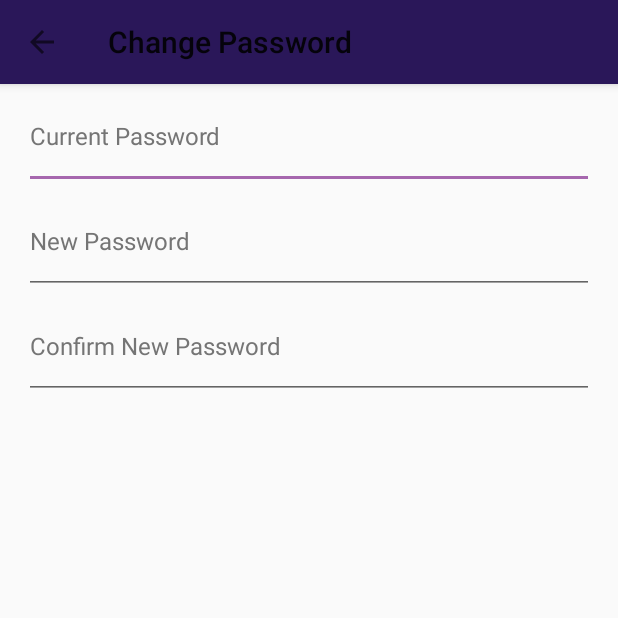
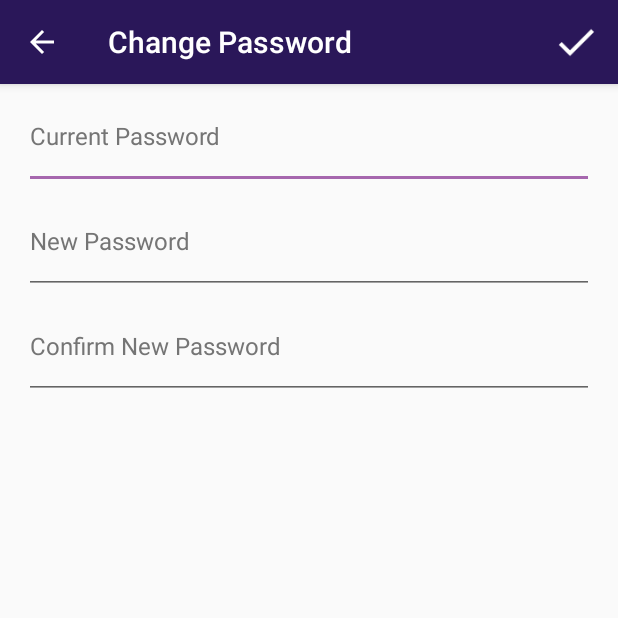
Before and after one commit to abedafnan/StarterApp, an Android app: the ChangePasswordActivity screen opened directly, with no data from a screen before it, on a phone screen of 412 x 824 dp, the top half of it. Run offline under Robolectric (Android 15) with nearby library versions, the light colour scheme and no system bars.

Commit message:
Edits to the toolbar of the change password activity

```diff
--- a/app/src/main/java/com/example/android/firstapplication/RegisterActivity.java
+++ b/app/src/main/java/com/example/android/firstapplication/RegisterActivity.java
@@ -23,7 +23,7 @@ public class RegisterActivity extends AppCompatActivity {
                     registerCompletion();
                 else
                     Toast.makeText(RegisterActivity.this,
-                            "Passwords don't match", Toast.LENGTH_LONG).show();
+                            "Passwords don't match!", Toast.LENGTH_LONG).show();
             }
         });
     }
--- a/app/src/main/res/layout/activity_change_password.xml
+++ b/app/src/main/res/layout/activity_change_password.xml
@@ -12,7 +12,8 @@
         android:layout_width="match_parent"
         android:layout_height="?attr/actionBarSize"
         android:background="@color/colorPrimary"
-        android:elevation="4dp" />
+        android:elevation="4dp"
+        app:theme="@style/ThemeOverlay.AppCompat.Dark.ActionBar"/>
 
     <LinearLayout
         android:layout_width="match_parent"
@@ -28,7 +29,8 @@
             android:layout_width="match_parent"
             android:hint="@string/prompt_current_pass"
             android:textColorHint="#757575"
-            android:textColor="#000"/>
+            android:textColor="#000"
+            android:inputType="textPassword"/>
 
         <EditText
             android:id="@+id/new_pass_field"
@@ -36,7 +38,8 @@
             android:layout_width="match_parent"
             android:hint="@string/prompt_new_pass"
             android:textColorHint="#757575"
-            android:textColor="#000"/>
+            android:textColor="#000"
+            android:inputType="textPassword"/>
 
         <EditText
             android:id="@+id/confirm_pass_field"
@@ -44,7 +47,8 @@
             android:layout_width="match_parent"
             android:hint="@string/confirm_new_pass"
             android:textColorHint="#757575"
-            android:textColor="#000"/>
+            android:textColor="#000"
+            android:inputType="textPassword"/>
 
     </LinearLayout>
 
--- /dev/null
+++ b/app/src/main/res/menu/menu_main.xml
@@ -0,0 +1,13 @@
+<?xml version="1.0" encoding="utf-8"?>
+<menu xmlns:android="http://schemas.android.com/apk/res/android"
+    xmlns:app="http://schemas.android.com/apk/res-auto"
+    xmlns:tools="http://schemas.android.com/tools"
+    tools:context=".ChangePasswordActivity">
+
+    <item
+        android:id="@+id/action_done"
+        android:orderInCategory="100"
+        android:icon="@drawable/ic_done_white_36dp"
+        app:showAsAction="always"/>
+
+</menu>
```
Also changed, not shown: app/src/main/java/com/example/android/firstapplication/ChangePasswordActivity.java (+23 -1 lines), app/src/main/res/drawable-hdpi/ic_done_white_36dp.png (added), app/src/main/res/drawable-mdpi/ic_done_white_36dp.png (added), app/src/main/res/drawable-xhdpi/ic_done_white_36dp.png (added), app/src/main/res/drawable-xxhdpi/ic_done_white_36dp.png (added), app/src/main/res/drawable-xxxhdpi/ic_done_white_36dp.png (added).
